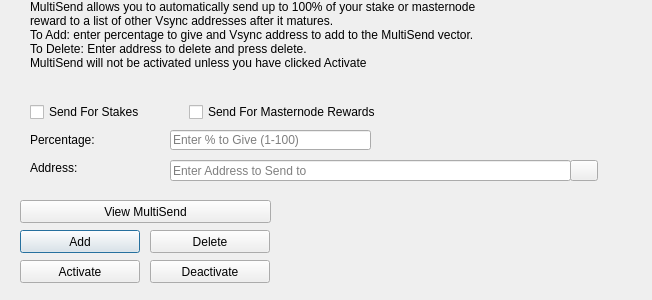
Above: src/qt/forms/multisenddialog.ui from VsyncDEV/Vsync before the change. Below: the same form after it.
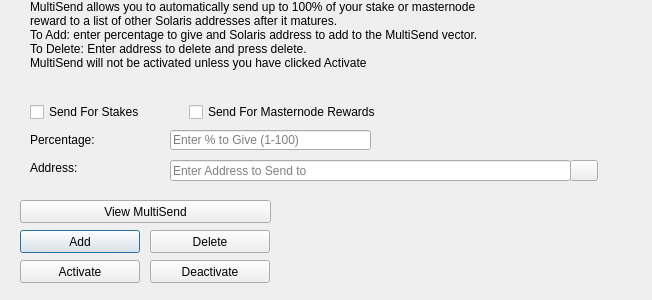
That is the form after the change. Icons and pictures are not drawn.

```diff
--- a/src/qt/forms/multisenddialog.ui
+++ b/src/qt/forms/multisenddialog.ui
@@ -61,8 +61,8 @@
     <number>1</number>
    </property>
    <property name="text">
-    <string>MultiSend allows you to automatically send up to 100% of your stake or masternode reward to a list of other Vsync addresses after it matures.
-To Add: enter percentage to give and Vsync address to add to the MultiSend vector.
+    <string>MultiSend allows you to automatically send up to 100% of your stake or masternode reward to a list of other Solaris addresses after it matures.
+To Add: enter percentage to give and Solaris address to add to the MultiSend vector.
 To Delete: Enter address to delete and press delete.
 MultiSend will not be activated unless you have clicked Activate</string>
    </property>
```
Left out of the diff: 4 changed lines with no effect on the pictures.
